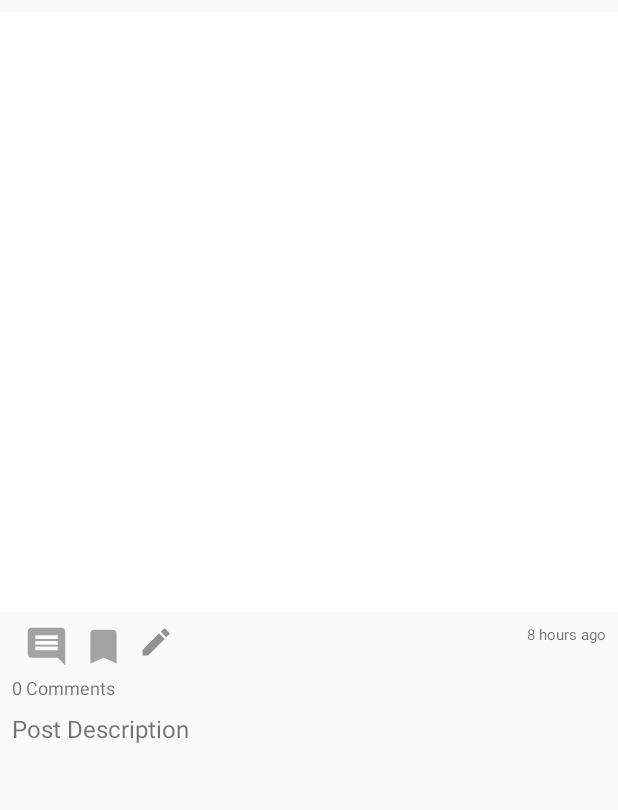
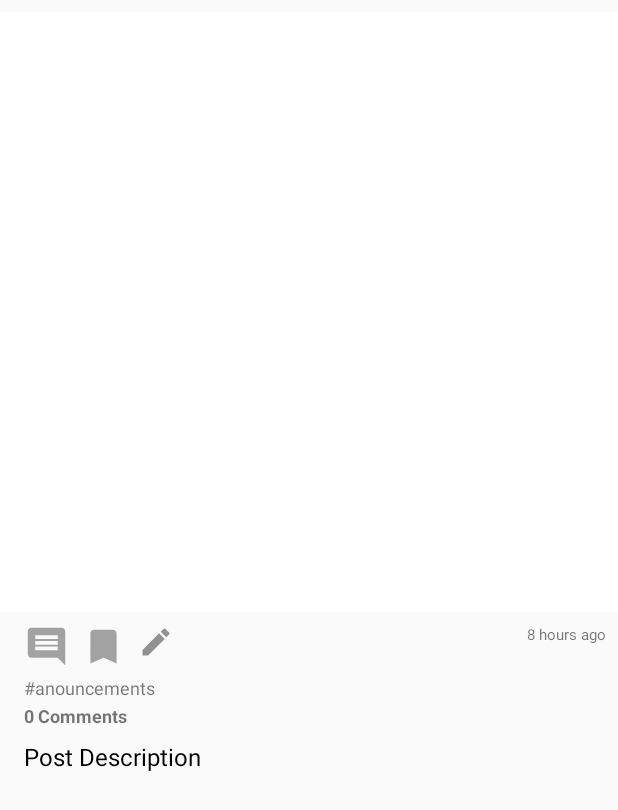
Before and after one commit to alberkko/Atelier, an Android app: the layout post_single_item.xml on its own in the app's theme, with its tools: preview values and no code run, on a phone screen of 412 x 824 dp. Shown: the top 810 px of the screen. Run offline under Robolectric (Android 15) with nearby library versions, the phone set to English and light mode, and no system bars; Roboto replaces fonts that are not available here.

```diff
--- a/app/src/main/res/layout/activity_edit_post.xml
+++ b/app/src/main/res/layout/activity_edit_post.xml
@@ -58,10 +58,12 @@
                     android:layout_width="196dp"
                     android:layout_height="30dp"
                     android:layout_marginTop="56dp"
+                    android:spinnerMode="dialog"
                     app:layout_constraintEnd_toEndOf="parent"
                     app:layout_constraintHorizontal_bias="0.497"
                     app:layout_constraintStart_toStartOf="parent"
-                    app:layout_constraintTop_toBottomOf="@+id/name_editText2_00" />
+                    app:layout_constraintTop_toBottomOf="@+id/name_editText2_00"
+                    />
 
             </androidx.constraintlayout.widget.ConstraintLayout>
 
--- a/app/src/main/res/layout/post_single_item.xml
+++ b/app/src/main/res/layout/post_single_item.xml
@@ -40,13 +40,14 @@
 
         <TextView
             android:id="@+id/post_description"
-            android:layout_width="wrap_content"
+            android:layout_width="0dp"
             android:layout_height="wrap_content"
-            android:layout_marginStart="8dp"
-            android:layout_marginLeft="8dp"
+            android:layout_marginStart="16dp"
             android:layout_marginTop="8dp"
+            android:layout_marginEnd="16dp"
             android:text="Post Description"
             android:textAllCaps="false"
+            android:textColor="#000000"
             android:textSize="16sp"
             android:textStyle="normal"
             app:layout_constraintBottom_toBottomOf="parent"
@@ -107,10 +108,23 @@
             android:id="@+id/textView4"
             android:layout_width="wrap_content"
             android:layout_height="wrap_content"
-            android:layout_marginStart="8dp"
-            android:layout_marginLeft="8dp"
+            android:layout_marginStart="16dp"
+            android:layout_marginTop="2dp"
+            android:text="0 Comments"
+            android:textSize="12sp"
+            android:textStyle="bold"
+            app:layout_constraintEnd_toEndOf="parent"
+            app:layout_constraintHorizontal_bias="0.0"
+            app:layout_constraintStart_toStartOf="parent"
+            app:layout_constraintTop_toBottomOf="@+id/tag_inpost" />
+
+        <TextView
+            android:id="@+id/tag_inpost"
+            android:layout_width="wrap_content"
+            android:layout_height="wrap_content"
+            android:layout_marginStart="16dp"
             android:layout_marginTop="4dp"
-            android:text="0 Comments"
+            android:text="#anouncements"
             android:textSize="12sp"
             app:layout_constraintEnd_toEndOf="parent"
             app:layout_constraintHorizontal_bias="0.0"
```
Also changed, not shown: app/src/main/java/com/example/atelier/activities/EditPostActivity.java (+38 -21 lines).
